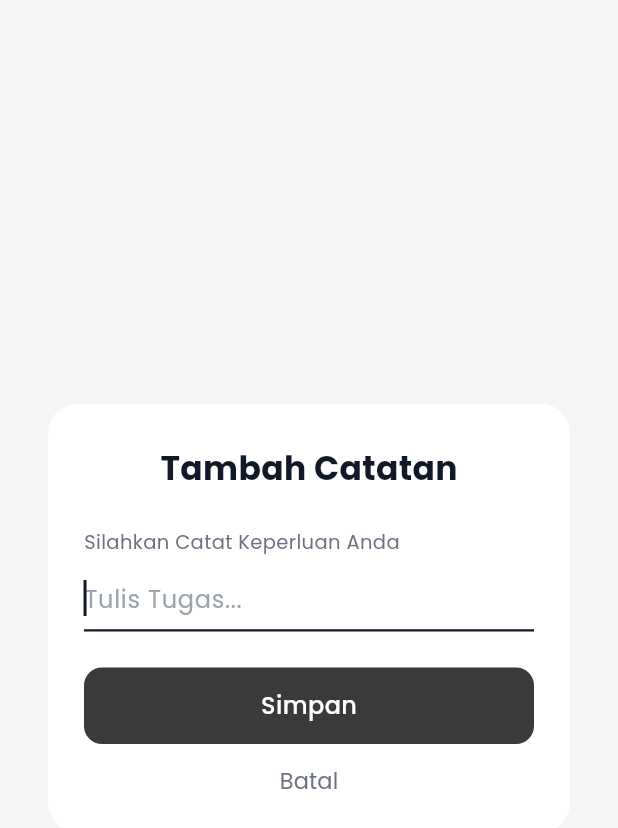
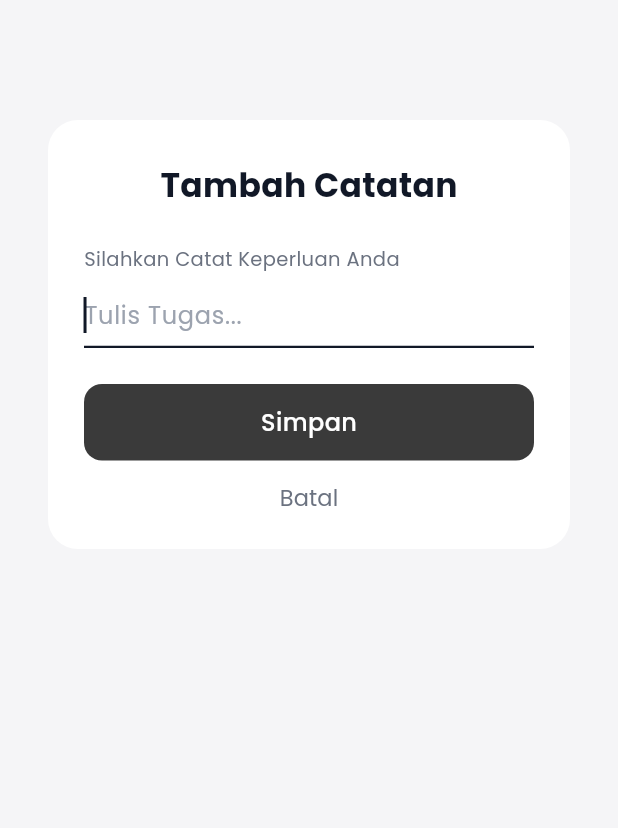
Before and after one commit to Void491111/arc-mobile-app, a Flutter app: the AddTodoDialog widget shown alone on an empty page, opened directly, on a phone screen of 412 x 824 dp. Shown: the top 828 px of the screen. Run offline on Flutter 3.47's test engine with Material 3 defaults, Android fonts, the phone set to English and light mode, and no system bars; our stand-ins replace google_fonts, shared_preferences; accounts and stored records are empty.

Commit message:
memperbaiki layout modal

```diff
--- a/lib/features/home/widgets/todo_dialog.dart
+++ b/lib/features/home/widgets/todo_dialog.dart
@@ -37,9 +37,10 @@ class _AddTodoDialogState extends State<AddTodoDialog> {
   @override
   Widget build(BuildContext context) {
     return Dialog(
+      alignment: Alignment.topCenter,
       backgroundColor: AppColors.surface,
       shape: RoundedRectangleBorder(borderRadius: BorderRadius.circular(20)),
-      insetPadding: const EdgeInsets.symmetric(horizontal: 32),
+      insetPadding: const EdgeInsets.fromLTRB(32, 80, 32, 0),
       child: Padding(
         padding: const EdgeInsets.fromLTRB(24, 28, 24, 14),
         child: Column(
```
Also changed, not shown: 1 other file.
